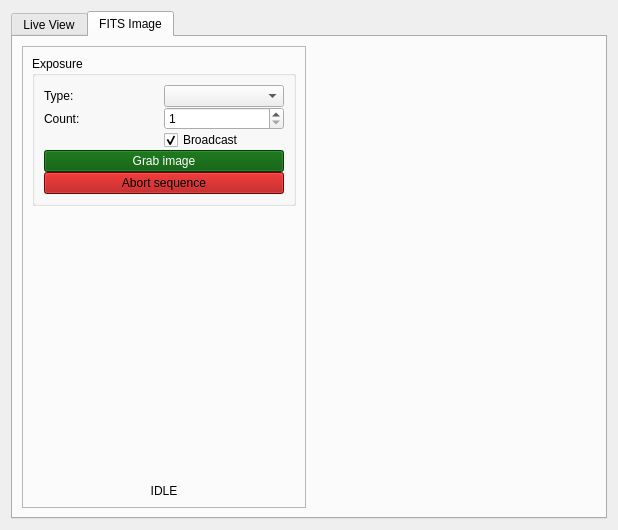
Above: pyobs_gui/qt/videowidget.ui from pyobs/pyobs-gui before the change. Below: the same form after it.
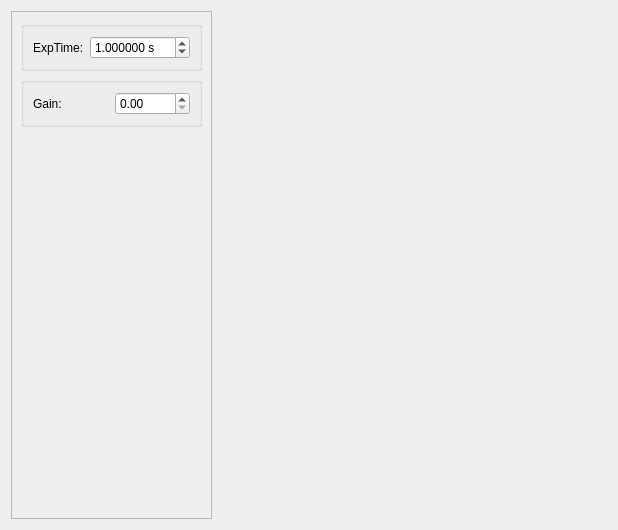
That is the form after the change. Custom widgets are drawn as their Qt base class.

```diff
--- a/pyobs_gui/qt/videowidget.ui
+++ b/pyobs_gui/qt/videowidget.ui
@@ -13,1103 +13,90 @@
   <property name="windowTitle">
    <string>Form</string>
   </property>
-  <layout class="QHBoxLayout" name="horizontalLayout_2">
+  <layout class="QHBoxLayout" name="horizontalLayout" stretch="0,1">
    <item>
-    <widget class="QTabWidget" name="tabWidget">
-     <property name="currentIndex">
-      <number>1</number>
+    <widget class="QFrame" name="frame">
+     <property name="frameShape">
+      <enum>QFrame::Shape::StyledPanel</enum>
      </property>
-     <widget class="QWidget" name="tabLiveView">
-      <attribute name="title">
-       <string>Live View</string>
-      </attribute>
-      <layout class="QHBoxLayout" name="horizontalLayout" stretch="0,1">
-       <item>
-        <widget class="QFrame" name="frame">
-         <property name="frameShape">
-          <enum>QFrame::Shape::StyledPanel</enum>
-         </property>
-         <property name="frameShadow">
-          <enum>QFrame::Shadow::Raised</enum>
-         </property>
-         <layout class="QVBoxLayout" name="verticalLayout_2">
-          <item>
-           <widget class="QGroupBox" name="groupExposure">
-            <property name="title">
-             <string/>
-            </property>
-            <layout class="QFormLayout" name="formLayout">
-             <item row="0" column="1">
-              <widget class="QDoubleSpinBox" name="spinExpTime">
-               <property name="suffix">
-                <string> s</string>
-               </property>
-               <property name="decimals">
-                <number>6</number>
-               </property>
-               <property name="maximum">
-                <double>999.000000000000000</double>
-               </property>
-               <property name="value">
-                <double>1.000000000000000</double>
-               </property>
-              </widget>
-             </item>
-             <item row="0" column="0">
-              <widget class="QLabel" name="labelExpTime">
-               <property name="text">
-                <string>ExpTime:</string>
-               </property>
-              </widget>
-             </item>
-            </layout>
-           </widget>
-          </item>
-          <item>
-           <widget class="QGroupBox" name="groupGain">
-            <property name="title">
-             <string/>
-            </property>
-            <layout class="QGridLayout" name="gridLayout">
-             <item row="0" column="0">
-              <widget class="QLabel" name="label_11">
-               <property name="text">
-                <string>Gain:</string>
-               </property>
-              </widget>
-             </item>
-             <item row="0" column="1">
-              <widget class="QDoubleSpinBox" name="spinGain"/>
-             </item>
-            </layout>
-           </widget>
-          </item>
-          <item>
-           <spacer name="verticalSpacer">
-            <property name="orientation">
-             <enum>Qt::Orientation::Vertical</enum>
-            </property>
-            <property name="sizeHint" stdset="0">
-             <size>
-              <width>20</width>
-              <height>340</height>
-             </size>
-            </property>
-           </spacer>
-          </item>
-         </layout>
-        </widget>
-       </item>
-       <item>
-        <widget class="QWidget" name="frameLiveView" native="true">
-         <layout class="QVBoxLayout" name="verticalLayout_4"/>
-        </widget>
-       </item>
-      </layout>
-     </widget>
-     <widget class="QWidget" name="tabFitsImage">
-      <attribute name="title">
-       <string>FITS Image</string>
-      </attribute>
-      <layout class="QHBoxLayout" name="horizontalLayout_3" stretch="0,0">
-       <item>
-        <widget class="QFrame" name="frame_2">
-         <property name="frameShape">
-          <enum>QFrame::Shape::StyledPanel</enum>
-         </property>
-         <property name="frameShadow">
-          <enum>QFrame::Shadow::Raised</enum>
-         </property>
-         <layout class="QVBoxLayout" name="verticalLayout">
-          <item>
-           <widget class="QGroupBox" name="groupExposure_2">
-            <property name="title">
-             <string>Exposure</string>
-            </property>
-            <layout class="QGridLayout" name="gridLayout_5">
-             <property name="spacing">
-              <number>0</number>
-             </property>
-             <item row="0" column="0">
-              <widget class="QLabel" name="labelImageType">
-               <property name="text">
-                <string>Type:</string>
-               </property>
-              </widget>
-             </item>
-             <item row="1" column="0">
-              <widget class="QLabel" name="label_9">
-               <property name="text">
-                <string>Count:</string>
-               </property>
-              </widget>
-             </item>
-             <item row="2" column="1">
-              <widget class="QCheckBox" name="checkBroadcast">
-               <property name="text">
-                <string>Broadcast</string>
-               </property>
-               <property name="checked">
-                <bool>true</bool>
-               </property>
-              </widget>
-             </item>
-             <item row="3" column="0" colspan="2">
-              <widget class="QPushButton" name="buttonGrabImage">
-               <property name="palette">
-                <palette>
-                 <active>
-                  <colorrole role="WindowText">
-                   <brush brushstyle="SolidPattern">
-                    <color alpha="255">
-                     <red>255</red>
-                     <green>255</green>
-                     <blue>255</blue>
-                    </color>
-                   </brush>
-                  </colorrole>
-                  <colorrole role="Button">
-                   <brush brushstyle="SolidPattern">
-                    <color alpha="255">
-                     <red>0</red>
-                     <green>85</green>
-                     <blue>0</blue>
-                    </color>
-                   </brush>
-                  </colorrole>
-                  <colorrole role="Light">
-                   <brush brushstyle="SolidPattern">
-                    <color alpha="255">
-                     <red>0</red>
-                     <green>127</green>
-                     <blue>0</blue>
-                    </color>
-                   </brush>
-                  </colorrole>
-                  <colorrole role="Midlight">
-                   <brush brushstyle="SolidPattern">
-                    <color alpha="255">
-                     <red>0</red>
-                     <green>106</green>
-                     <blue>0</blue>
-                    </color>
-                   </brush>
-                  </colorrole>
-                  <colorrole role="Dark">
-                   <brush brushstyle="SolidPattern">
-                    <color alpha="255">
-                     <red>0</red>
-                     <green>42</green>
-                     <blue>0</blue>
-                    </color>
-                   </brush>
-                  </colorrole>
-                  <colorrole role="Mid">
-                   <brush brushstyle="SolidPattern">
-                    <color alpha="255">
-                     <red>0</red>
-                     <green>56</green>
-                     <blue>0</blue>
-                    </color>
-                   </brush>
-                  </colorrole>
-                  <colorrole role="Text">
-                   <brush brushstyle="SolidPattern">
-                    <color alpha="255">
-                     <red>255</red>
-                     <green>255</green>
-                     <blue>255</blue>
-                    </color>
-                   </brush>
-                  </colorrole>
-                  <colorrole role="BrightText">
-                   <brush brushstyle="SolidPattern">
-                    <color alpha="255">
-                     <red>255</red>
-                     <green>255</green>
-                     <blue>255</blue>
-                    </color>
-                   </brush>
-                  </colorrole>
-                  <colorrole role="ButtonText">
-                   <brush brushstyle="SolidPattern">
-                    <color alpha="255">
-                     <red>255</red>
-                     <green>255</green>
-                     <blue>255</blue>
-                    </color>
-                   </brush>
-                  </colorrole>
-                  <colorrole role="Base">
-                   <brush brushstyle="SolidPattern">
-                    <color alpha="255">
-                     <red>0</red>
-                     <green>0</green>
-                     <blue>0</blue>
-                    </color>
-                   </brush>
-                  </colorrole>
-                  <colorrole role="Window">
-                   <brush brushstyle="SolidPattern">
-                    <color alpha="255">
-                     <red>0</red>
-                     <green>85</green>
-                     <blue>0</blue>
-                    </color>
-                   </brush>
-                  </colorrole>
-                  <colorrole role="Shadow">
-                   <brush brushstyle="SolidPattern">
-                    <color alpha="255">
-                     <red>0</red>
-                     <green>0</green>
-                     <blue>0</blue>
-                    </color>
-                   </brush>
-                  </colorrole>
-                  <colorrole role="AlternateBase">
-                   <brush brushstyle="SolidPattern">
-                    <color alpha="255">
-                     <red>0</red>
-                     <green>42</green>
-                     <blue>0</blue>
-                    </color>
-                   </brush>
-                  </colorrole>
-                  <colorrole role="ToolTipBase">
-                   <brush brushstyle="SolidPattern">
-                    <color alpha="255">
-                     <red>255</red>
-                     <green>255</green>
-                     <blue>220</blue>
-                    </color>
-                   </brush>
-                  </colorrole>
-                  <colorrole role="ToolTipText">
-                   <brush brushstyle="SolidPattern">
-                    <color alpha="255">
-                     <red>0</red>
-                     <green>0</green>
-                     <blue>0</blue>
-                    </color>
-                   </brush>
-                  </colorrole>
-                  <colorrole role="PlaceholderText">
-                   <brush brushstyle="NoBrush">
-                    <color alpha="128">
-                     <red>255</red>
-                     <green>255</green>
-                     <blue>255</blue>
-                    </color>
-                   </brush>
-                  </colorrole>
-                 </active>
-                 <inactive>
-                  <colorrole role="WindowText">
-                   <brush brushstyle="SolidPattern">
-                    <color alpha="255">
-                     <red>255</red>
-                     <green>255</green>
-                     <blue>255</blue>
-                    </color>
-                   </brush>
-                  </colorrole>
-                  <colorrole role="Button">
-                   <brush brushstyle="SolidPattern">
-                    <color alpha="255">
-                     <red>0</red>
-                     <green>85</green>
-                     <blue>0</blue>
-                    </color>
-                   </brush>
-                  </colorrole>
-                  <colorrole role="Light">
-                   <brush brushstyle="SolidPattern">
-                    <color alpha="255">
-                     <red>0</red>
-                     <green>127</green>
-                     <blue>0</blue>
-                    </color>
-                   </brush>
-                  </colorrole>
-                  <colorrole role="Midlight">
-                   <brush brushstyle="SolidPattern">
-                    <color alpha="255">
-                     <red>0</red>
-                     <green>106</green>
-                     <blue>0</blue>
-                    </color>
-                   </brush>
-                  </colorrole>
-                  <colorrole role="Dark">
-                   <brush brushstyle="SolidPattern">
-                    <color alpha="255">
-                     <red>0</red>
-                     <green>42</green>
-                     <blue>0</blue>
-                    </color>
-                   </brush>
-                  </colorrole>
-                  <colorrole role="Mid">
-                   <brush brushstyle="SolidPattern">
-                    <color alpha="255">
-                     <red>0</red>
-                     <green>56</green>
-                     <blue>0</blue>
-                    </color>
-                   </brush>
-                  </colorrole>
-                  <colorrole role="Text">
-                   <brush brushstyle="SolidPattern">
-                    <color alpha="255">
-                     <red>255</red>
-                     <green>255</green>
-                     <blue>255</blue>
-                    </color>
-                   </brush>
-                  </colorrole>
-                  <colorrole role="BrightText">
-                   <brush brushstyle="SolidPattern">
-                    <color alpha="255">
-                     <red>255</red>
-                     <green>255</green>
-                     <blue>255</blue>
-                    </color>
-                   </brush>
-                  </colorrole>
-                  <colorrole role="ButtonText">
-                   <brush brushstyle="SolidPattern">
-                    <color alpha="255">
-                     <red>255</red>
-                     <green>255</green>
-                     <blue>255</blue>
-                    </color>
-                   </brush>
-                  </colorrole>
-                  <colorrole role="Base">
-                   <brush brushstyle="SolidPattern">
-                    <color alpha="255">
-                     <red>0</red>
-                     <green>0</green>
-                     <blue>0</blue>
-                    </color>
-                   </brush>
-                  </colorrole>
-                  <colorrole role="Window">
-                   <brush brushstyle="SolidPattern">
-                    <color alpha="255">
-                     <red>0</red>
-                     <green>85</green>
-                     <blue>0</blue>
-                    </color>
-                   </brush>
-                  </colorrole>
-                  <colorrole role="Shadow">
-                   <brush brushstyle="SolidPattern">
-                    <color alpha="255">
-                     <red>0</red>
-                     <green>0</green>
-                     <blue>0</blue>
-                    </color>
-                   </brush>
-                  </colorrole>
-                  <colorrole role="AlternateBase">
-                   <brush brushstyle="SolidPattern">
-                    <color alpha="255">
-                     <red>0</red>
-                     <green>42</green>
-                     <blue>0</blue>
-                    </color>
-                   </brush>
-                  </colorrole>
-                  <colorrole role="ToolTipBase">
-                   <brush brushstyle="SolidPattern">
-                    <color alpha="255">
-                     <red>255</red>
-                     <green>255</green>
-                     <blue>220</blue>
-                    </color>
-                   </brush>
-                  </colorrole>
-                  <colorrole role="ToolTipText">
-                   <brush brushstyle="SolidPattern">
-                    <color alpha="255">
-                     <red>0</red>
-                     <green>0</green>
-                     <blue>0</blue>
-                    </color>
-                   </brush>
-                  </colorrole>
-                  <colorrole role="PlaceholderText">
-                   <brush brushstyle="NoBrush">
-                    <color alpha="128">
-                     <red>255</red>
-                     <green>255</green>
-                     <blue>255</blue>
-                    </color>
-                   </brush>
-                  </colorrole>
-                 </inactive>
-                 <disabled>
-                  <colorrole role="WindowText">
-                   <brush brushstyle="SolidPattern">
-                    <color alpha="255">
-                     <red>0</red>
-                     <green>42</green>
-                     <blue>0</blue>
-                    </color>
-                   </brush>
-                  </colorrole>
-                  <colorrole role="Button">
-                   <brush brushstyle="SolidPattern">
-                    <color alpha="255">
-                     <red>0</red>
-                     <green>85</green>
-                     <blue>0</blue>
-                    </color>
-                   </brush>
-                  </colorrole>
-                  <colorrole role="Light">
-                   <brush brushstyle="SolidPattern">
-                    <color alpha="255">
-                     <red>0</red>
-                     <green>127</green>
-                     <blue>0</blue>
-                    </color>
-                   </brush>
-                  </colorrole>
-                  <colorrole role="Midlight">
-                   <brush brushstyle="SolidPattern">
-                    <color alpha="255">
-                     <red>0</red>
-                     <green>106</green>
-                     <blue>0</blue>
-                    </color>
-                   </brush>
-                  </colorrole>
-                  <colorrole role="Dark">
-                   <brush brushstyle="SolidPattern">
-                    <color alpha="255">
-                     <red>0</red>
-                     <green>42</green>
-                     <blue>0</blue>
-                    </color>
-                   </brush>
-                  </colorrole>
-                  <colorrole role="Mid">
-                   <brush brushstyle="SolidPattern">
-                    <color alpha="255">
-                     <red>0</red>
-                     <green>56</green>
-                     <blue>0</blue>
-                    </color>
-                   </brush>
-                  </colorrole>
-                  <colorrole role="Text">
-                   <brush brushstyle="SolidPattern">
-                    <color alpha="255">
-                     <red>0</red>
-                     <green>42</green>
-                     <blue>0</blue>
-                    </color>
-                   </brush>
-                  </colorrole>
-                  <colorrole role="BrightText">
-                   <brush brushstyle="SolidPattern">
-                    <color alpha="255">
-                     <red>255</red>
-                     <green>255</green>
-                     <blue>255</blue>
-                    </color>
-                   </brush>
-                  </colorrole>
-                  <colorrole role="ButtonText">
-                   <brush brushstyle="SolidPattern">
-                    <color alpha="255">
-                     <red>0</red>
-                     <green>42</green>
-                     <blue>0</blue>
-                    </color>
-                   </brush>
-                  </colorrole>
-                  <colorrole role="Base">
-                   <brush brushstyle="SolidPattern">
-                    <color alpha="255">
-                     <red>0</red>
-                     <green>85</green>
-                     <blue>0</blue>
-                    </color>
-                   </brush>
-                  </colorrole>
-                  <colorrole role="Window">
-                   <brush brushstyle="SolidPattern">
-                    <color alpha="255">
-                     <red>0</red>
-                     <green>85</green>
-                     <blue>0</blue>
-                    </color>
-                   </brush>
-                  </colorrole>
-                  <colorrole role="Shadow">
-                   <brush brushstyle="SolidPattern">
-                    <color alpha="255">
-                     <red>0</red>
-                     <green>0</green>
-                     <blue>0</blue>
-                    </color>
-                   </brush>
-                  </colorrole>
-                  <colorrole role="AlternateBase">
-                   <brush brushstyle="SolidPattern">
-                    <color alpha="255">
-                     <red>0</red>
-                     <green>85</green>
-                     <blue>0</blue>
-                    </color>
-                   </brush>
-                  </colorrole>
-                  <colorrole role="ToolTipBase">
-                   <brush brushstyle="SolidPattern">
-                    <color alpha="255">
-                     <red>255</red>
-                     <green>255</green>
-                     <blue>220</blue>
-                    </color>
-                   </brush>
-                  </colorrole>
-                  <colorrole role="ToolTipText">
-                   <brush brushstyle="SolidPattern">
-                    <color alpha="255">
-                     <red>0</red>
-                     <green>0</green>
-                     <blue>0</blue>
-                    </color>
-                   </brush>
-                  </colorrole>
-                  <colorrole role="PlaceholderText">
-                   <brush brushstyle="NoBrush">
-                    <color alpha="128">
-                     <red>255</red>
-                     <green>255</green>
-                     <blue>255</blue>
-                    </color>
-                   </brush>
-                  </colorrole>
-                 </disabled>
-                </palette>
-               </property>
-               <property name="text">
-                <string>Grab image</string>
-               </property>
-              </widget>
-             </item>
-             <item row="1" column="1">
-              <widget class="QSpinBox" name="spinCount">
-               <property name="minimum">
-                <number>1</number>
-               </property>
-               <property name="maximum">
-                <number>9999</number>
-               </property>
-              </widget>
-             </item>
-             <item row="0" column="1">
-              <widget class="QComboBox" name="comboImageType"/>
-             </item>
-             <item row="4" column="0" colspan="2">
-              <widget class="QPushButton" name="buttonAbort">
-               <property name="palette">
-                <palette>
-                 <active>
-                  <colorrole role="WindowText">
-                   <brush brushstyle="SolidPattern">
-                    <color alpha="255">
-                     <red>0</red>
-                     <green>0</green>
-                     <blue>0</blue>
-                    </color>
-                   </brush>
-                  </colorrole>
-                  <colorrole role="Button">
-                   <brush brushstyle="SolidPattern">
-                    <color alpha="255">
-                     <red>170</red>
-                     <green>0</green>
-                     <blue>0</blue>
-                    </color>
-                   </brush>
-                  </colorrole>
-                  <colorrole role="Light">
-                   <brush brushstyle="SolidPattern">
-                    <color alpha="255">
-                     <red>255</red>
-                     <green>0</green>
-                     <blue>0</blue>
-                    </color>
-                   </brush>
-                  </colorrole>
-                  <colorrole role="Midlight">
-                   <brush brushstyle="SolidPattern">
-                    <color alpha="255">
-                     <red>212</red>
-                     <green>0</green>
-                     <blue>0</blue>
-                    </color>
-                   </brush>
-                  </colorrole>
-                  <colorrole role="Dark">
-                   <brush brushstyle="SolidPattern">
-                    <color alpha="255">
-                     <red>85</red>
-                     <green>0</green>
-                     <blue>0</blue>
-                    </color>
-                   </brush>
-                  </colorrole>
-                  <colorrole role="Mid">
-                   <brush brushstyle="SolidPattern">
-                    <color alpha="255">
-                     <red>113</red>
-                     <green>0</green>
-                     <blue>0</blue>
-                    </color>
-                   </brush>
-                  </colorrole>
-                  <colorrole role="Text">
-                   <brush brushstyle="SolidPattern">
-                    <color alpha="255">
-                     <red>0</red>
-                     <green>0</green>
-                     <blue>0</blue>
-                    </color>
-                   </brush>
-                  </colorrole>
-                  <colorrole role="BrightText">
-                   <brush brushstyle="SolidPattern">
-                    <color alpha="255">
-                     <red>255</red>
-                     <green>255</green>
-                     <blue>255</blue>
-                    </color>
-                   </brush>
-                  </colorrole>
-                  <colorrole role="ButtonText">
-                   <brush brushstyle="SolidPattern">
-                    <color alpha="255">
-                     <red>0</red>
-                     <green>0</green>
-                     <blue>0</blue>
-                    </color>
-                   </brush>
-                  </colorrole>
-                  <colorrole role="Base">
-                   <brush brushstyle="SolidPattern">
-                    <color alpha="255">
-                     <red>255</red>
-                     <green>255</green>
-                     <blue>255</blue>
-                    </color>
-                   </brush>
-                  </colorrole>
-                  <colorrole role="Window">
-                   <brush brushstyle="SolidPattern">
-                    <color alpha="255">
-                     <red>170</red>
-                     <green>0</green>
-                     <blue>0</blue>
-                    </color>
-                   </brush>
-                  </colorrole>
-                  <colorrole role="Shadow">
-                   <brush brushstyle="SolidPattern">
-                    <color alpha="255">
-                     <red>0</red>
-                     <green>0</green>
-                     <blue>0</blue>
-                    </color>
-                   </brush>
-                  </colorrole>
-                  <colorrole role="AlternateBase">
-                   <brush brushstyle="SolidPattern">
-                    <color alpha="255">
-                     <red>212</red>
-                     <green>127</green>
-                     <blue>127</blue>
-                    </color>
-                   </brush>
-                  </colorrole>
-                  <colorrole role="ToolTipBase">
-                   <brush brushstyle="SolidPattern">
-                    <color alpha="255">
-                     <red>255</red>
-                     <green>255</green>
-                     <blue>220</blue>
-                    </color>
-                   </brush>
-                  </colorrole>
-                  <colorrole role="ToolTipText">
-                   <brush brushstyle="SolidPattern">
-                    <color alpha="255">
-                     <red>0</red>
-                     <green>0</green>
-                     <blue>0</blue>
-                    </color>
-                   </brush>
-                  </colorrole>
-                  <colorrole role="PlaceholderText">
-                   <brush brushstyle="NoBrush">
-                    <color alpha="128">
-                     <red>0</red>
-                     <green>0</green>
-                     <blue>0</blue>
-                    </color>
-                   </brush>
-                  </colorrole>
-                 </active>
-                 <inactive>
-                  <colorrole role="WindowText">
-                   <brush brushstyle="SolidPattern">
-                    <color alpha="255">
-                     <red>0</red>
-                     <green>0</green>
-                     <blue>0</blue>
-                    </color>
-                   </brush>
-                  </colorrole>
-                  <colorrole role="Button">
-                   <brush brushstyle="SolidPattern">
-                    <color alpha="255">
-                     <red>170</red>
-                     <green>0</green>
-                     <blue>0</blue>
-                    </color>
-                   </brush>
-                  </colorrole>
-                  <colorrole role="Light">
-                   <brush brushstyle="SolidPattern">
-                    <color alpha="255">
-                     <red>255</red>
-                     <green>0</green>
-                     <blue>0</blue>
-                    </color>
-                   </brush>
-                  </colorrole>
-                  <colorrole role="Midlight">
-                   <brush brushstyle="SolidPattern">
-                    <color alpha="255">
-                     <red>212</red>
-                     <green>0</green>
-                     <blue>0</blue>
-                    </color>
-                   </brush>
-                  </colorrole>
-                  <colorrole role="Dark">
-                   <brush brushstyle="SolidPattern">
-                    <color alpha="255">
-                     <red>85</red>
-                     <green>0</green>
-                     <blue>0</blue>
-                    </color>
-                   </brush>
-                  </colorrole>
-                  <colorrole role="Mid">
-                   <brush brushstyle="SolidPattern">
-                    <color alpha="255">
-                     <red>113</red>
-                     <green>0</green>
-                     <blue>0</blue>
-                    </color>
-                   </brush>
-                  </colorrole>
-                  <colorrole role="Text">
-                   <brush brushstyle="SolidPattern">
-                    <color alpha="255">
-                     <red>0</red>
-                     <green>0</green>
-                     <blue>0</blue>
-                    </color>
-                   </brush>
-                  </colorrole>
-                  <colorrole role="BrightText">
-                   <brush brushstyle="SolidPattern">
-                    <color alpha="255">
-                     <red>255</red>
-                     <green>255</green>
-                     <blue>255</blue>
-                    </color>
-                   </brush>
-                  </colorrole>
-                  <colorrole role="ButtonText">
-                   <brush brushstyle="SolidPattern">
-                    <color alpha="255">
-                     <red>0</red>
-                     <green>0</green>
-                     <blue>0</blue>
-                    </color>
-                   </brush>
-                  </colorrole>
-                  <colorrole role="Base">
-                   <brush brushstyle="SolidPattern">
-                    <color alpha="255">
-                     <red>255</red>
-                     <green>255</green>
-                     <blue>255</blue>
-                    </color>
-                   </brush>
-                  </colorrole>
-                  <colorrole role="Window">
-                   <brush brushstyle="SolidPattern">
-                    <color alpha="255">
-                     <red>170</red>
-                     <green>0</green>
-                     <blue>0</blue>
-                    </color>
-                   </brush>
-                  </colorrole>
-                  <colorrole role="Shadow">
-                   <brush brushstyle="SolidPattern">
-                    <color alpha="255">
-                     <red>0</red>
-                     <green>0</green>
-                     <blue>0</blue>
-                    </color>
-                   </brush>
-                  </colorrole>
-                  <colorrole role="AlternateBase">
-                   <brush brushstyle="SolidPattern">
-                    <color alpha="255">
-                     <red>212</red>
-                     <green>127</green>
-                     <blue>127</blue>
-                    </color>
-                   </brush>
-                  </colorrole>
-                  <colorrole role="ToolTipBase">
-                   <brush brushstyle="SolidPattern">
-                    <color alpha="255">
-                     <red>255</red>
-                     <green>255</green>
-                     <blue>220</blue>
-                    </color>
-                   </brush>
-                  </colorrole>
-                  <colorrole role="ToolTipText">
-                   <brush brushstyle="SolidPattern">
-                    <color alpha="255">
-                     <red>0</red>
-                     <green>0</green>
-                     <blue>0</blue>
-                    </color>
-                   </brush>
-                  </colorrole>
-                  <colorrole role="PlaceholderText">
-                   <brush brushstyle="NoBrush">
-                    <color alpha="128">
-                     <red>0</red>
-                     <green>0</green>
-                     <blue>0</blue>
-                    </color>
-                   </brush>
-                  </colorrole>
-                 </inactive>
-                 <disabled>
-                  <colorrole role="WindowText">
-                   <brush brushstyle="SolidPattern">
-                    <color alpha="255">
-                     <red>85</red>
-                     <green>0</green>
-                     <blue>0</blue>
-                    </color>
-                   </brush>
-                  </colorrole>
-                  <colorrole role="Button">
-                   <brush brushstyle="SolidPattern">
-                    <color alpha="255">
-                     <red>170</red>
-                     <green>0</green>
-                     <blue>0</blue>
-                    </color>
-                   </brush>
-                  </colorrole>
-                  <colorrole role="Light">
-                   <brush brushstyle="SolidPattern">
-                    <color alpha="255">
-                     <red>255</red>
-                     <green>0</green>
-                     <blue>0</blue>
-                    </color>
-                   </brush>
-                  </colorrole>
-                  <colorrole role="Midlight">
-                   <brush brushstyle="SolidPattern">
-                    <color alpha="255">
-                     <red>212</red>
-                     <green>0</green>
-                     <blue>0</blue>
-                    </color>
-                   </brush>
-                  </colorrole>
-                  <colorrole role="Dark">
-                   <brush brushstyle="SolidPattern">
-                    <color alpha="255">
-                     <red>85</red>
-                     <green>0</green>
-                     <blue>0</blue>
-                    </color>
-                   </brush>
-                  </colorrole>
-                  <colorrole role="Mid">
-                   <brush brushstyle="SolidPattern">
-                    <color alpha="255">
-                     <red>113</red>
-                     <green>0</green>
-                     <blue>0</blue>
-                    </color>
-                   </brush>
-                  </colorrole>
-                  <colorrole role="Text">
-                   <brush brushstyle="SolidPattern">
-                    <color alpha="255">
-                     <red>85</red>
-                     <green>0</green>
-                     <blue>0</blue>
-                    </color>
-                   </brush>
-                  </colorrole>
-                  <colorrole role="BrightText">
-                   <brush brushstyle="SolidPattern">
-                    <color alpha="255">
-                     <red>255</red>
-                     <green>255</green>
-                     <blue>255</blue>
-                    </color>
-                   </brush>
-                  </colorrole>
-                  <colorrole role="ButtonText">
-                   <brush brushstyle="SolidPattern">
-                    <color alpha="255">
-                     <red>85</red>
-                     <green>0</green>
-                     <blue>0</blue>
-                    </color>
-                   </brush>
-                  </colorrole>
-                  <colorrole role="Base">
-                   <brush brushstyle="SolidPattern">
-                    <color alpha="255">
-                     <red>170</red>
-                     <green>0</green>
-                     <blue>0</blue>
-                    </color>
-                   </brush>
-                  </colorrole>
-                  <colorrole role="Window">
-                   <brush brushstyle="SolidPattern">
-                    <color alpha="255">
-                     <red>170</red>
-                     <green>0</green>
-                     <blue>0</blue>
-                    </color>
-                   </brush>
-                  </colorrole>
-                  <colorrole role="Shadow">
-                   <brush brushstyle="SolidPattern">
-                    <color alpha="255">
-                     <red>0</red>
-                     <green>0</green>
-                     <blue>0</blue>
-                    </color>
-                   </brush>
-                  </colorrole>
-                  <colorrole role="AlternateBase">
-                   <brush brushstyle="SolidPattern">
-                    <color alpha="255">
-                     <red>170</red>
-                     <green>0</green>
-                     <blue>0</blue>
-                    </color>
-                   </brush>
-                  </colorrole>
-                  <colorrole role="ToolTipBase">
-                   <brush brushstyle="SolidPattern">
-                    <color alpha="255">
-                     <red>255</red>
-                     <green>255</green>
-                     <blue>220</blue>
-                    </color>
-                   </brush>
-                  </colorrole>
-                  <colorrole role="ToolTipText">
-                   <brush brushstyle="SolidPattern">
-                    <color alpha="255">
-                     <red>0</red>
-                     <green>0</green>
-                     <blue>0</blue>
-                    </color>
-                   </brush>
-                  </colorrole>
-                  <colorrole role="PlaceholderText">
-                   <brush brushstyle="NoBrush">
-                    <color alpha="128">
-                     <red>0</red>
-                     <green>0</green>
-                     <blue>0</blue>
-                    </color>
-                   </brush>
-                  </colorrole>
-                 </disabled>
-                </palette>
-               </property>
-               <property name="text">
-                <string>Abort sequence</string>
-               </property>
-              </widget>
-             </item>
-            </layout>
-           </widget>
-          </item>
-          <item>
-           <spacer name="verticalSpacer_2">
-            <property name="orientation">
-             <enum>Qt::Orientation::Vertical</enum>
-            </property>
-            <property name="sizeHint" stdset="0">
-             <size>
-              <width>20</width>
-              <height>40</height>
-             </size>
-            </property>
-           </spacer>
-          </item>
-          <item>
-           <widget class="QLabel" name="labelExposuresLeft">
-            <property name="text">
-             <string>IDLE</string>
-            </property>
-            <property name="alignment">
-             <set>Qt::AlignmentFlag::AlignCenter</set>
-            </property>
-           </widget>
-          </item>
-         </layout>
-        </widget>
-       </item>
-       <item>
-        <widget class="DataDisplayWidget" name="datadisplay" native="true"/>
-       </item>
-      </layout>
-     </widget>
+     <property name="frameShadow">
+      <enum>QFrame::Shadow::Raised</enum>
+     </property>
+     <layout class="QVBoxLayout" name="verticalLayout_2">
+      <item>
+       <widget class="QGroupBox" name="groupExposure">
+        <property name="title">
+         <string/>
+        </property>
+        <layout class="QFormLayout" name="formLayout">
+         <item row="0" column="1">
+          <widget class="QDoubleSpinBox" name="spinExpTime">
+           <property name="suffix">
+            <string> s</string>
+           </property>
+           <property name="decimals">
+            <number>6</number>
+           </property>
+           <property name="maximum">
+            <double>999.000000000000000</double>
+           </property>
+           <property name="value">
+            <double>1.000000000000000</double>
+           </property>
+          </widget>
+         </item>
+         <item row="0" column="0">
+          <widget class="QLabel" name="labelExpTime">
+           <property name="text">
+            <string>ExpTime:</string>
+           </property>
+          </widget>
+         </item>
+        </layout>
+       </widget>
+      </item>
+      <item>
+       <widget class="QGroupBox" name="groupGain">
+        <property name="title">
+         <string/>
+        </property>
+        <layout class="QGridLayout" name="gridLayout">
+         <item row="0" column="0">
+          <widget class="QLabel" name="label_11">
+           <property name="text">
+            <string>Gain:</string>
+           </property>
+          </widget>
+         </item>
+         <item row="0" column="1">
+          <widget class="QDoubleSpinBox" name="spinGain"/>
+         </item>
+        </layout>
+       </widget>
+      </item>
+      <item>
+       <spacer name="verticalSpacer">
+        <property name="orientation">
+         <enum>Qt::Orientation::Vertical</enum>
+        </property>
+        <property name="sizeHint" stdset="0">
+         <size>
+          <width>20</width>
+          <height>340</height>
+         </size>
+        </property>
+       </spacer>
+      </item>
+     </layout>
+    </widget>
+   </item>
+   <item>
+    <widget class="QWidget" name="frameLiveView" native="true">
+     <layout class="QVBoxLayout" name="verticalLayout_4"/>
     </widget>
    </item>
   </layout>
  </widget>
- <customwidgets>
-  <customwidget>
-   <class>DataDisplayWidget</class>
-   <extends>QWidget</extends>
-   <header>..datadisplaywidget</header>
-  </customwidget>
- </customwidgets>
  <resources/>
  <connections/>
 </ui>
```
